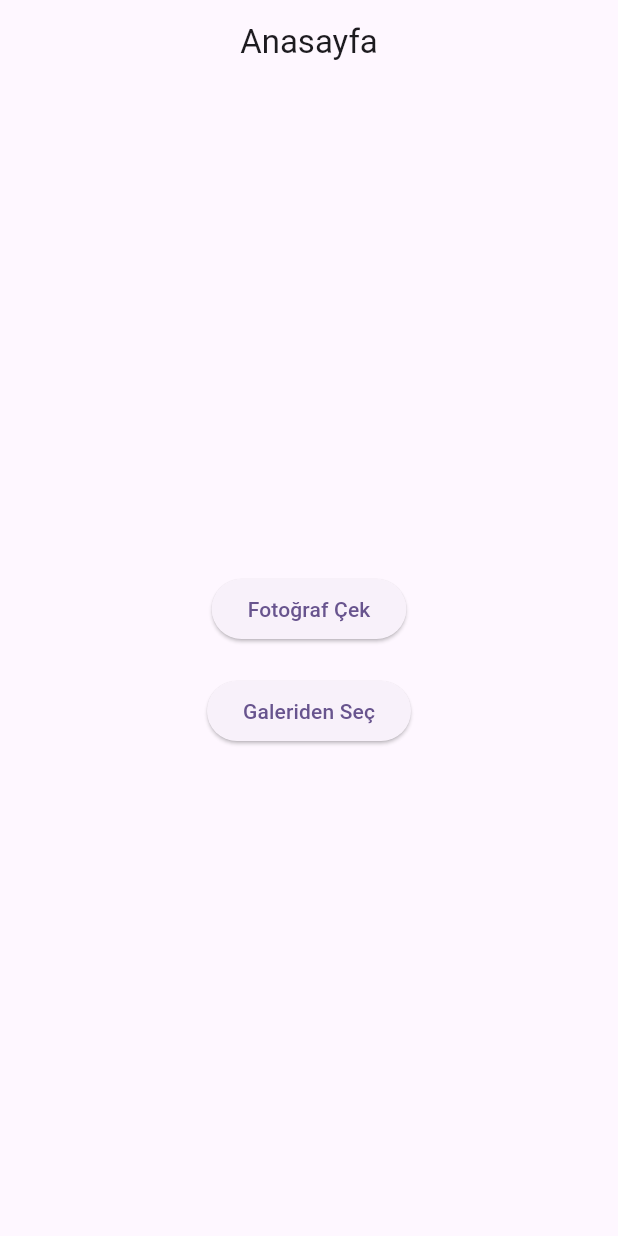
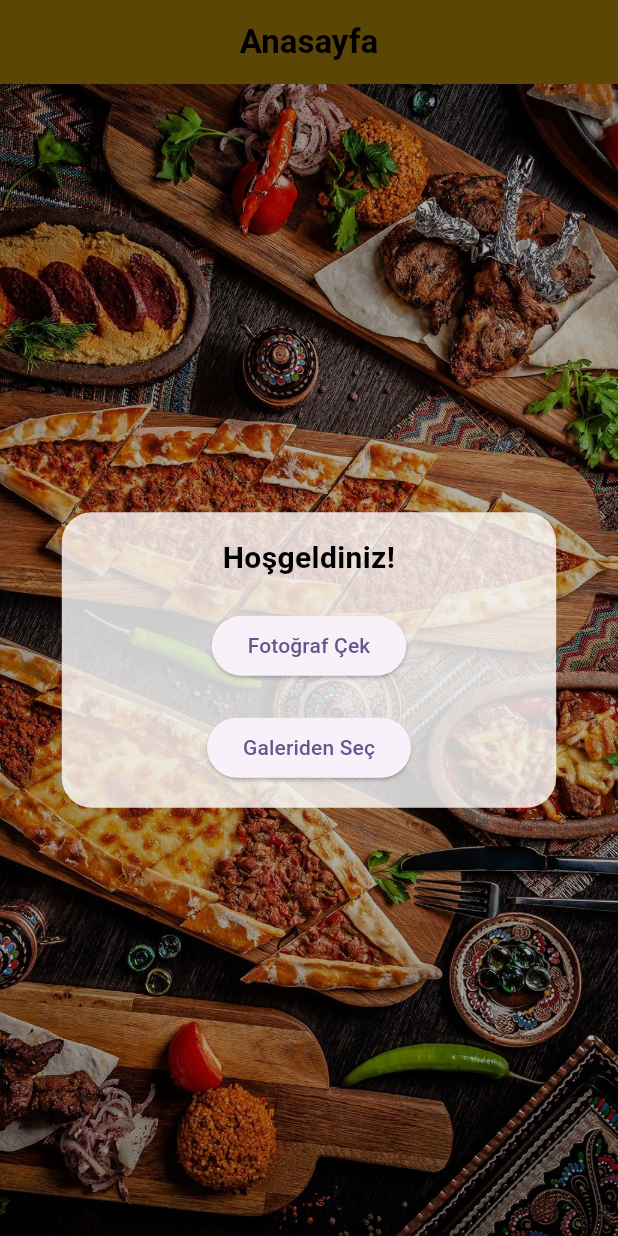
Before and after one commit to esinozcaan/yemekhane-frontend, a Flutter app: the screen it shows after launch, on a phone screen of 412 x 824 dp. Run offline on Flutter 3.47's test engine with Material 3 defaults, Android fonts, the phone set to English and light mode, and no system bars; our stand-ins replace dio, go_router, image_picker, permission_handler; missing offline and left inert: camerawesome.

Commit message:
home_screen v2

```diff
--- a/lib/core/strings.dart
+++ b/lib/core/strings.dart
@@ -1,5 +1,6 @@
 class AppStrings {
   static String home = "Anasayfa";
+  static String welcome = "Hoşgeldiniz!";
   static String takePhoto = "Fotoğraf Çek";
   static String selectGallery = "Galeriden Seç";
   static String permissionErrText =
--- a/lib/views/home_screen.dart
+++ b/lib/views/home_screen.dart
@@ -89,20 +89,58 @@ class _HomeScreenState extends State<HomeScreen> {
   Widget build(BuildContext context) {
     return Scaffold(
       appBar: AppBar(
-        title: Text(AppStrings.home),
+        title: Text(
+          AppStrings.home,
+          style: const TextStyle(
+            fontWeight: FontWeight.bold,
+            color: Colors.black,
+          ),
+        ),
         centerTitle: true,
+        backgroundColor: const Color.fromARGB(255, 92, 70, 5),
       ),
-      body: Center(
+      body: Stack(
+        children: [
+          // Background image
+          Container(
+            decoration: BoxDecoration(
+              image: DecorationImage(
+                image: AssetImage('assets/images/aa.jpg'),
+                fit: BoxFit.cover,
+                colorFilter: ColorFilter.mode(
+                  Colors.black.withOpacity(0.3),
+                  BlendMode.darken,
+                ),
+              ),
+            ),
+          ),
+
+          Center(
+            child: Container(
+              width: MediaQuery.of(context).size.width * 0.8,
+              padding: const EdgeInsets.all(16),
+              decoration: BoxDecoration(
+                color: Colors.white.withOpacity(0.8),
+                borderRadius: BorderRadius.circular(20),
+              ),
               child: Column(
                 mainAxisSize: MainAxisSize.min,
                 children: [
+                  Text(
+                    AppStrings.welcome,
+                    textAlign: TextAlign.center,
+                    style: TextStyle(
+                      fontSize: 20,
+                      fontWeight: FontWeight.bold,
+                      color: Colors.black,
+                    ),
+                  ),
+                  const SizedBox(height: 20),
                   ElevatedButton(
                     onPressed: onTakePhoto,
                     child: Text(AppStrings.takePhoto),
                   ),
-            const SizedBox(
-              height: 20,
-            ),
+                  const SizedBox(height: 20),
                   ElevatedButton(
                     onPressed: onSelectGallery,
                     child: Text(AppStrings.selectGallery),
@@ -110,6 +148,9 @@ class _HomeScreenState extends State<HomeScreen> {
                 ],
               ),
             ),
+          ),
+        ],
+      ),
     );
   }
 }
```
Lines whose indentation alone changed are shown as unchanged.
